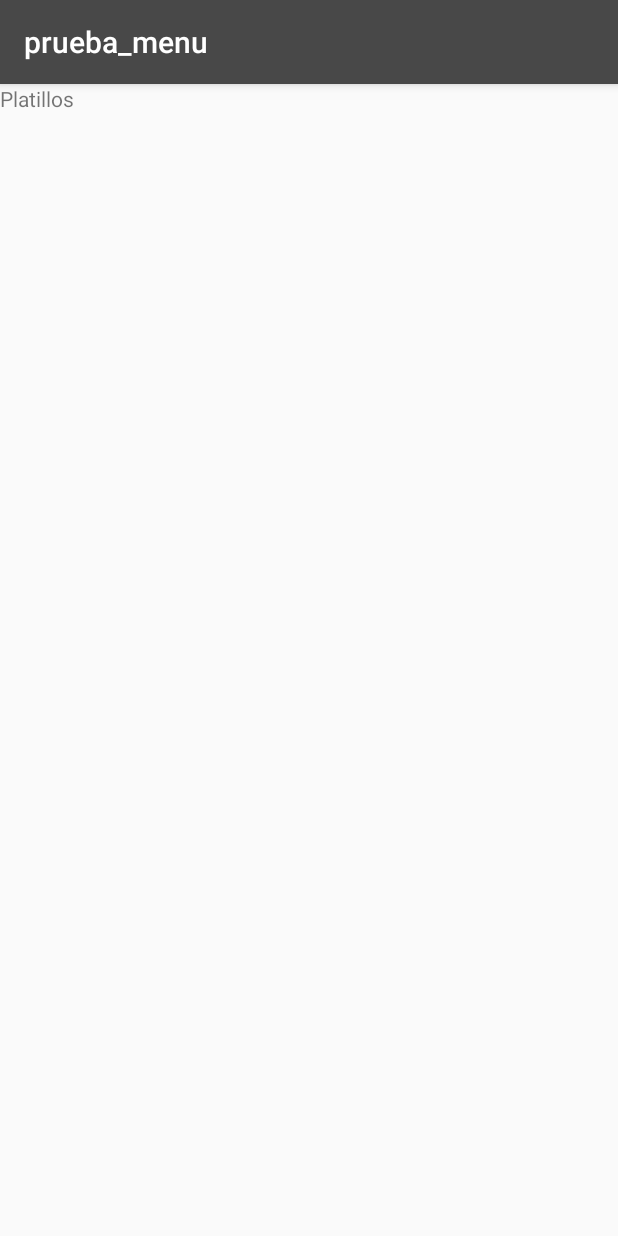
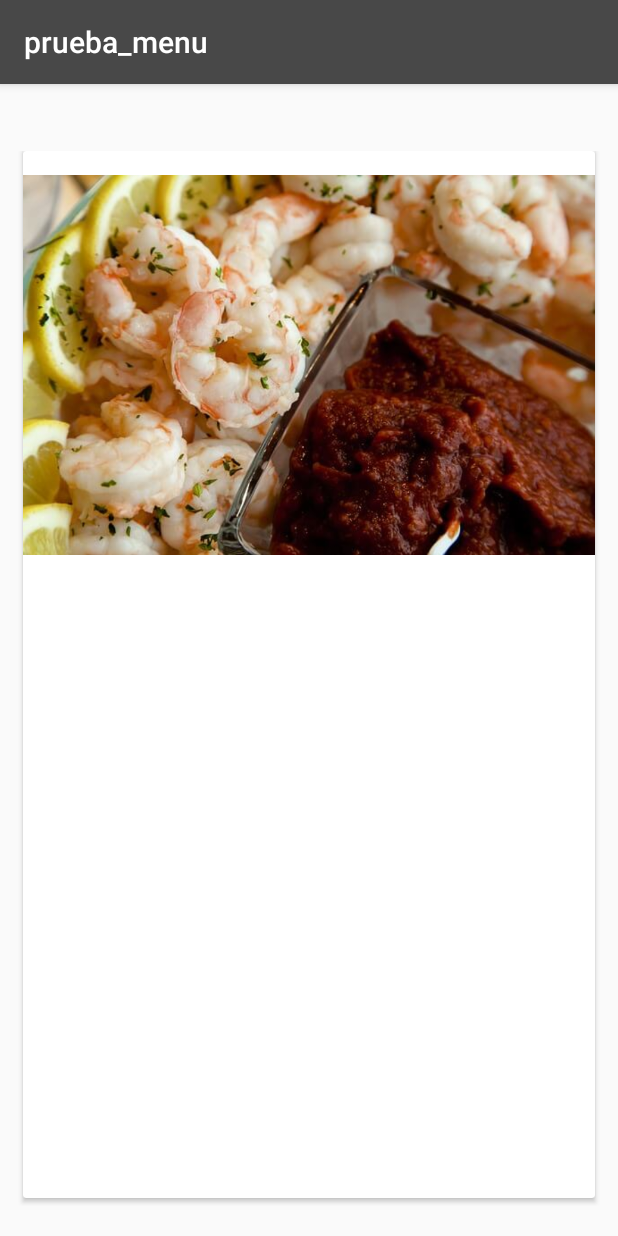
Before and after one commit to isaArevalo18/LuanviServices, an Android app: the fragment Platillos shown on its own in the app's theme, on a phone screen of 412 x 824 dp. Run offline under Robolectric (Android 15) with nearby library versions, the phone set to English and light mode, and no system bars.

Commit message:
Culminacion de agregado de imagenes postres y platillos

```diff
--- a/prueba_menu/app/src/main/java/com/example/prueba_menu/DeslizablemenuActivity.java
+++ b/prueba_menu/app/src/main/java/com/example/prueba_menu/DeslizablemenuActivity.java
@@ -52,6 +52,7 @@ public class DeslizablemenuActivity extends AppCompatActivity {
         return true;
     }
 
+
     @Override
     public boolean onSupportNavigateUp() {
         NavController navController = Navigation.findNavController(this, R.id.nav_host_fragment);
--- a/prueba_menu/app/src/main/java/com/example/prueba_menu/ModeloBebidas.java
+++ b/prueba_menu/app/src/main/java/com/example/prueba_menu/ModeloBebidas.java
@@ -3,7 +3,8 @@ package com.example.prueba_menu;
 public class ModeloBebidas {
     private int imgBebida;
 
-    public ModeloBebidas(int imgBebida) {
+    public ModeloBebidas(int imgBebida)
+    {
         this.imgBebida = imgBebida;
     }
 
--- /dev/null
+++ b/prueba_menu/app/src/main/java/com/example/prueba_menu/ModeloPlatillos.java
@@ -0,0 +1,17 @@
+package com.example.prueba_menu;
+
+public class ModeloPlatillos {
+    private int imgPlatillo;
+
+    public ModeloPlatillos(int imgPlatillo) {
+        this.imgPlatillo = imgPlatillo;
+    }
+
+    public int getImgPlatillo() {
+        return imgPlatillo;
+    }
+
+    public void setImgPlatillo(int imgPlatillo) {
+        this.imgPlatillo = imgPlatillo;
+    }
+}
--- /dev/null
+++ b/prueba_menu/app/src/main/java/com/example/prueba_menu/RecyclerViewPlatillosAdapter.java
@@ -0,0 +1,48 @@
+package com.example.prueba_menu;
+
+import android.view.LayoutInflater;
+import android.view.View;
+import android.view.ViewGroup;
+import android.widget.ImageView;
+
+import androidx.annotation.NonNull;
+import androidx.recyclerview.widget.RecyclerView;
+
+import java.util.List;
+
+public class RecyclerViewPlatillosAdapter extends RecyclerView.Adapter<RecyclerViewPlatillosAdapter.ViewHolder> {
+
+
+    public static class ViewHolder extends RecyclerView.ViewHolder{
+        ImageView fotoplatillo;
+
+        public ViewHolder(@NonNull View itemView) {
+            super(itemView);
+            fotoplatillo=(ImageView) itemView.findViewById(R.id.camaron_1);
+        }
+    }
+
+    public List<ModeloPlatillos>listaplatillo;
+
+    public RecyclerViewPlatillosAdapter(List<ModeloPlatillos> listaplatillo) {
+        this.listaplatillo = listaplatillo;
+    }
+
+    @NonNull
+    @Override
+    public ViewHolder onCreateViewHolder(@NonNull ViewGroup parent, int viewType) {
+        View view= LayoutInflater.from(parent.getContext()).inflate(R.layout.item_platillos,parent,false);
+        ViewHolder viewHolder=new ViewHolder(view);
+        return viewHolder;
+    }
+
+    @Override
+    public void onBindViewHolder(@NonNull ViewHolder holder, int position) {
+          holder.fotoplatillo.setImageResource(listaplatillo.get(position).getImgPlatillo());
+    }
+
+    @Override
+    public int getItemCount() {
+        return listaplatillo.size();
+    }
+}
--- a/prueba_menu/app/src/main/java/com/example/prueba_menu/ui/controlador/Platillos.java
+++ b/prueba_menu/app/src/main/java/com/example/prueba_menu/ui/controlador/Platillos.java
@@ -3,12 +3,20 @@ package com.example.prueba_menu.ui.controlador;
 import android.os.Bundle;
 
 import androidx.fragment.app.Fragment;
+import androidx.recyclerview.widget.LinearLayoutManager;
+import androidx.recyclerview.widget.RecyclerView;
 
 import android.view.LayoutInflater;
 import android.view.View;
 import android.view.ViewGroup;
 
+
+import com.example.prueba_menu.ModeloPlatillos;
 import com.example.prueba_menu.R;
+import com.example.prueba_menu.RecyclerViewPlatillosAdapter;
+
+import java.util.ArrayList;
+import java.util.List;
 
 /**
  * A simple {@link Fragment} subclass.
@@ -21,6 +29,8 @@ public class Platillos extends Fragment {
     // the fragment initialization parameters, e.g. ARG_ITEM_NUMBER
     private static final String ARG_PARAM1 = "param1";
     private static final String ARG_PARAM2 = "param2";
+    private RecyclerView recyclerViewPlatillos;
+    private RecyclerViewPlatillosAdapter recyclerViewPlatillosAdapter;
 
     // TODO: Rename and change types of parameters
     private String mParam1;
@@ -61,6 +71,22 @@ public class Platillos extends Fragment {
     public View onCreateView(LayoutInflater inflater, ViewGroup container,
                              Bundle savedInstanceState) {
         // Inflate the layout for this fragment
-        return inflater.inflate(R.layout.fragment_platillos, container, false);
+        View v=inflater.inflate(R.layout.fragment_platillos, container, false);
+        recyclerViewPlatillos=(RecyclerView)v.findViewById(R.id.recycler_platillos);
+        LinearLayoutManager llm=new LinearLayoutManager(getActivity());
+        recyclerViewPlatillos.setLayoutManager(llm);
+        recyclerViewPlatillosAdapter=new RecyclerViewPlatillosAdapter(obtenerPlatillos());
+        recyclerViewPlatillos.setAdapter(recyclerViewPlatillosAdapter);
+        return v;
+
+    }
+
+    public List<ModeloPlatillos> obtenerPlatillos(){
+        List<ModeloPlatillos>platillos=new ArrayList<>();
+        platillos.add(new ModeloPlatillos(R.drawable.camarones));
+        platillos.add(new ModeloPlatillos(R.drawable.muffin_amoroso));
+        platillos.add(new ModeloPlatillos(R.drawable.rosca));
+
+        return platillos;
     }
 }
--- a/prueba_menu/app/src/main/res/layout/fragment_platillos.xml
+++ b/prueba_menu/app/src/main/res/layout/fragment_platillos.xml
@@ -1,14 +1,18 @@
 <?xml version="1.0" encoding="utf-8"?>
-<FrameLayout xmlns:android="http://schemas.android.com/apk/res/android"
+<RelativeLayout xmlns:android="http://schemas.android.com/apk/res/android"
     xmlns:tools="http://schemas.android.com/tools"
     android:layout_width="match_parent"
     android:layout_height="match_parent"
+    android:layout_marginLeft="10dp"
+    android:layout_marginRight="10dp"
+    android:layout_marginBottom="10dp"
     tools:context=".ui.controlador.Platillos">
 
-    <!-- TODO: Update blank fragment layout -->
-    <TextView
+
+    <androidx.recyclerview.widget.RecyclerView
+        android:id="@+id/recycler_platillos"
         android:layout_width="match_parent"
-        android:layout_height="match_parent"
-        android:text="@string/txt_platillos" />
-
-</FrameLayout>
+        android:layout_height="703dp"
+        android:layout_alignParentBottom="true"
+        android:layout_marginBottom="10dp" />
+</RelativeLayout>
--- /dev/null
+++ b/prueba_menu/app/src/main/res/layout/item_platillos.xml
@@ -0,0 +1,27 @@
+<?xml version="1.0" encoding="utf-8"?>
+<LinearLayout xmlns:android="http://schemas.android.com/apk/res/android"
+    xmlns:app="http://schemas.android.com/apk/res-auto"
+    android:layout_width="match_parent"
+    android:layout_height="match_parent">
+
+    <androidx.cardview.widget.CardView
+        android:layout_width="match_parent"
+        android:layout_height="match_parent"
+        android:layout_marginLeft="5dp"
+        android:layout_marginRight="5dp"
+        android:layout_marginBottom="5dp">
+
+        <LinearLayout
+            android:layout_width="match_parent"
+            android:layout_height="wrap_content"
+            android:orientation="horizontal">
+
+            <ImageView
+                android:id="@+id/camaron_1"
+                android:layout_width="389dp"
+                android:layout_height="285dp"
+                android:layout_weight="1"
+                app:srcCompat="@drawable/camarones" />
+        </LinearLayout>
+    </androidx.cardview.widget.CardView>
+</LinearLayout>
```
Also changed, not shown: prueba_menu/app/src/main/java/com/example/prueba_menu/ModeloPostres.java (added, +17 -0 lines), prueba_menu/app/src/main/java/com/example/prueba_menu/RecyclerViewPostresAdapter.java (added, +48 -0 lines), prueba_menu/app/src/main/java/com/example/prueba_menu/ui/controlador/Postres.java (+28 -1 lines), prueba_menu/app/src/main/res/layout/fragment_postres.xml (+11 -7 lines), prueba_menu/app/src/main/res/layout/item_postres.xml (added, +27 -0 lines), prueba_menu/app/src/main/res/drawable-v24/camarones.jpg (added).
